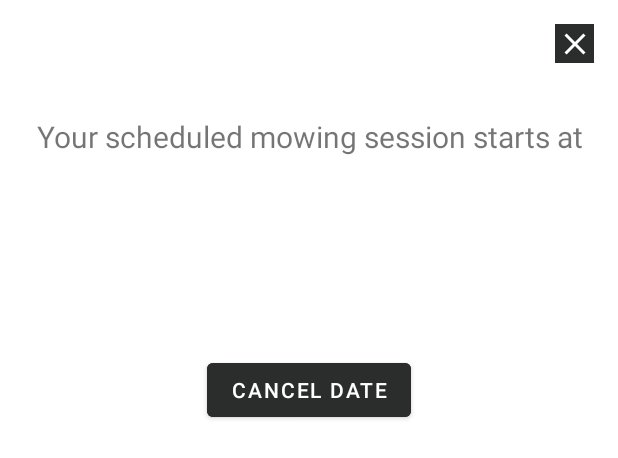
After one commit to IMS-Group-3/IntelligentMobileSystem, an Android app built with Jetpack Compose: the layout dialog_date_time.xml on its own in the app's theme, with its tools: preview values and no code run, on a phone screen of 412 x 824 dp. The commit adds this screen. Shown: the top 458 px of the screen. Run offline under Robolectric (Android 15) with nearby library versions, the phone set to English and light mode, and no system bars.

Commit message:
created a dialogbox with the scheduled time for a selected day

```diff
--- /dev/null
+++ b/App/IMS/app/src/main/res/drawable/icon_close_white.xml
@@ -0,0 +1,5 @@
+<vector android:height="24dp" android:tint="#FFFFFF"
+    android:viewportHeight="24" android:viewportWidth="24"
+    android:width="24dp" xmlns:android="http://schemas.android.com/apk/res/android">
+    <path android:fillColor="@android:color/white" android:pathData="M19,6.41L17.59,5 12,10.59 6.41,5 5,6.41 10.59,12 5,17.59 6.41,19 12,13.41 17.59,19 19,17.59 13.41,12z"/>
+</vector>
--- /dev/null
+++ b/App/IMS/app/src/main/res/layout/dialog_date_time.xml
@@ -0,0 +1,56 @@
+<?xml version="1.0" encoding="utf-8"?>
+    <androidx.constraintlayout.widget.ConstraintLayout xmlns:android="http://schemas.android.com/apk/res/android"
+xmlns:app="http://schemas.android.com/apk/res-auto"
+        xmlns:tools="http://schemas.android.com/tools"
+        android:layout_width="match_parent"
+android:layout_height="300dp"
+android:padding="16dp">
+
+<ImageButton
+    android:id="@+id/close_dialog_button"
+    android:layout_width="26dp"
+    android:layout_height="26dp"
+    android:layout_alignParentEnd="true"
+    android:background="@color/mediumGrey"
+    android:contentDescription="@string/close_icon"
+    android:src="@drawable/icon_close_white"
+    app:layout_constraintEnd_toEndOf="parent"
+    app:layout_constraintTop_toTopOf="parent" />
+
+    <TextView
+        android:id="@+id/selected_time_title"
+        android:layout_width="wrap_content"
+        android:layout_height="wrap_content"
+        android:layout_below="@+id/close_dialog_button"
+        android:text="Your scheduled mowing session starts at"
+        android:textSize="20sp"
+        android:gravity="center"
+        app:layout_constraintBottom_toTopOf="@+id/selected_time_text"
+        app:layout_constraintEnd_toEndOf="parent"
+        app:layout_constraintStart_toStartOf="parent"
+        app:layout_constraintTop_toBottomOf="@+id/close_dialog_button" />
+
+    <TextView
+        android:id="@+id/selected_time_text"
+        android:layout_width="wrap_content"
+        android:layout_height="wrap_content"
+        android:layout_below="@+id/close_dialog_button"
+        android:textSize="36sp"
+        android:textColor="@color/darkGrey"
+        android:layout_marginTop="50dp"
+        app:layout_constraintBottom_toTopOf="@+id/cancel_date_button"
+        app:layout_constraintEnd_toEndOf="parent"
+        app:layout_constraintStart_toStartOf="parent"
+        app:layout_constraintTop_toBottomOf="@+id/close_dialog_button" />
+
+    <Button
+        android:id="@+id/cancel_date_button"
+        android:layout_width="wrap_content"
+        android:layout_height="wrap_content"
+        android:layout_below="@+id/selected_time_text"
+        android:backgroundTint="@color/mediumGrey"
+        android:text="Cancel Date"
+        app:layout_constraintBottom_toBottomOf="parent"
+        app:layout_constraintEnd_toEndOf="parent"
+        app:layout_constraintStart_toStartOf="parent" />
+</androidx.constraintlayout.widget.ConstraintLayout>
```
Also changed, not shown: App/IMS/app/src/main/java/com/example/ims/views/CustomCalendar.kt (+38 -2 lines), App/IMS/app/src/main/res/values/styles.xml (added, +9 -0 lines).
